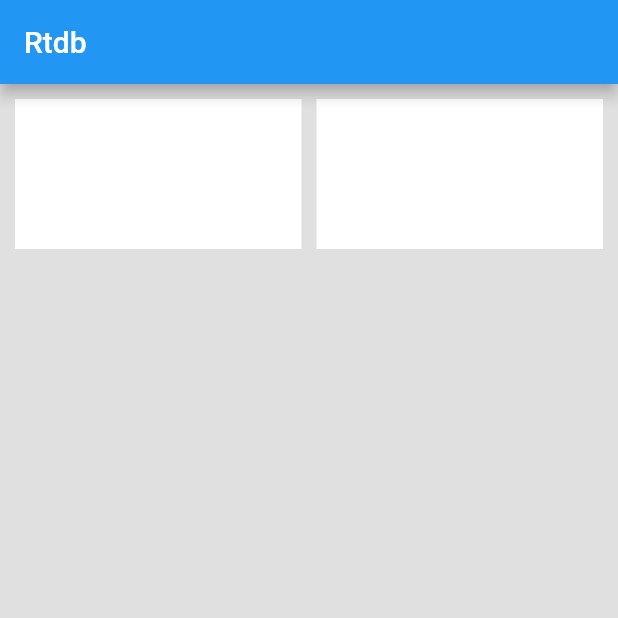
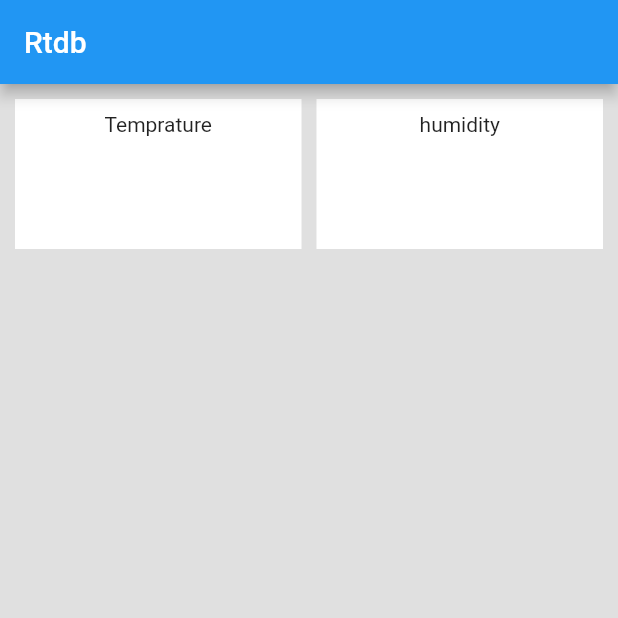
Before and after one commit to Raunaks068619/Heat_Moni_RTDB, a Flutter app: the screen it shows after launch, on a phone screen of 412 x 824 dp, the top half of it. Run offline on Flutter 3.47's test engine with Material 2 defaults, Android fonts, the light colour scheme and no system bars; our stand-ins replace firebase_core, firebase_database; accounts and stored records are empty.

Commit message:
some changes

```diff
--- a/lib/home.dart
+++ b/lib/home.dart
@@ -10,7 +10,6 @@ class HomePage extends StatefulWidget {
 }
 
 class _HomePageState extends State<HomePage> {
-  // final Future<FirebaseApp> future = Firebase.initializeApp();
   final dbrf = FirebaseDatabase.instance.ref();
   Map map = {};
   String temprature = "";
@@ -18,7 +17,7 @@ class _HomePageState extends State<HomePage> {
 
   Future<void> getData() async {
     print("getData pressed");
-    await dbrf.child("rtdb").onValue.listen((event) {
+    dbrf.child("rtdb").onValue.listen((event) {
       setState(() {
         map = event.snapshot.value as Map;
         temprature = map["temprature"].toString();
@@ -56,10 +55,19 @@ class _HomePageState extends State<HomePage> {
                             height: 100,
                             alignment: Alignment.center,
                             color: Colors.white,
-                            child: Text(
-                              temprature,
-                              style: TextStyle(
-                                  fontSize: 40, fontWeight: FontWeight.w600),
+                            child: Column(
+                              mainAxisAlignment: MainAxisAlignment.spaceAround,
+                              children: [
+                                Text(
+                                  "Temprature",
+                                ),
+                                Text(
+                                  temprature, //temprature
+                                  style: TextStyle(
+                                      fontSize: 40,
+                                      fontWeight: FontWeight.w600),
+                                ),
+                              ],
                             ),
                           )),
                           SizedBox(
@@ -70,10 +78,19 @@ class _HomePageState extends State<HomePage> {
                             height: 100,
                             alignment: Alignment.center,
                             color: Colors.white,
-                            child: Text(
-                              humidity,
-                              style: TextStyle(
-                                  fontSize: 40, fontWeight: FontWeight.w600),
+                            child: Column(
+                              mainAxisAlignment: MainAxisAlignment.spaceAround,
+                              children: [
+                                Text(
+                                  "humidity",
+                                ),
+                                Text(
+                                  humidity, //humidity
+                                  style: TextStyle(
+                                      fontSize: 40,
+                                      fontWeight: FontWeight.w600),
+                                ),
+                              ],
                             ),
                           ))
                         ],
```
